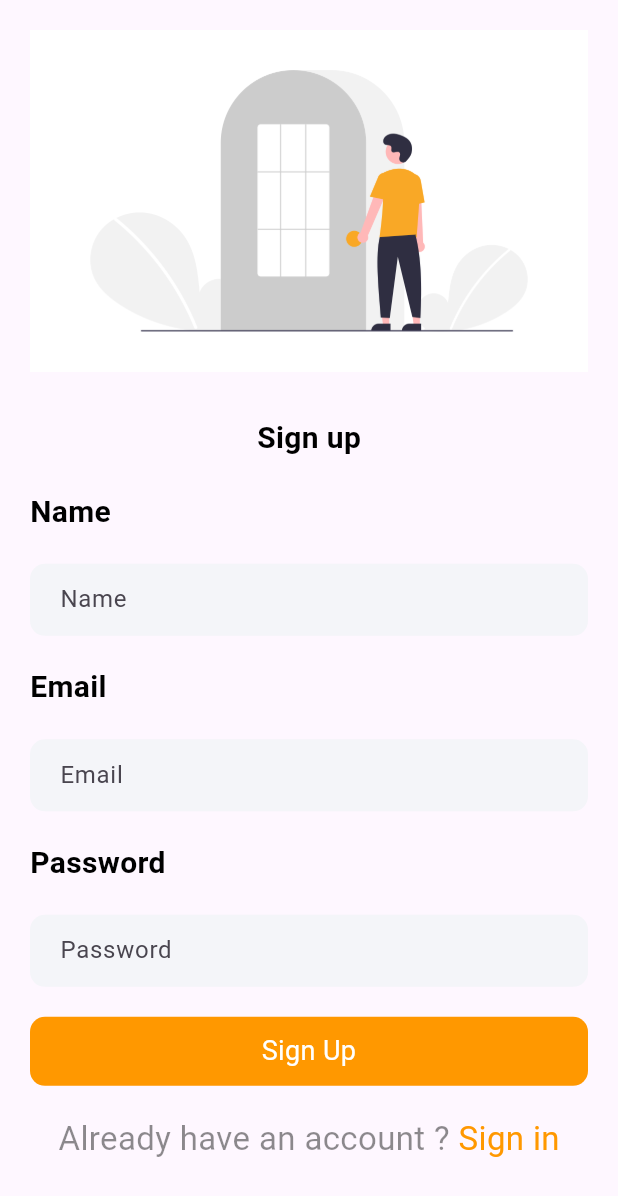
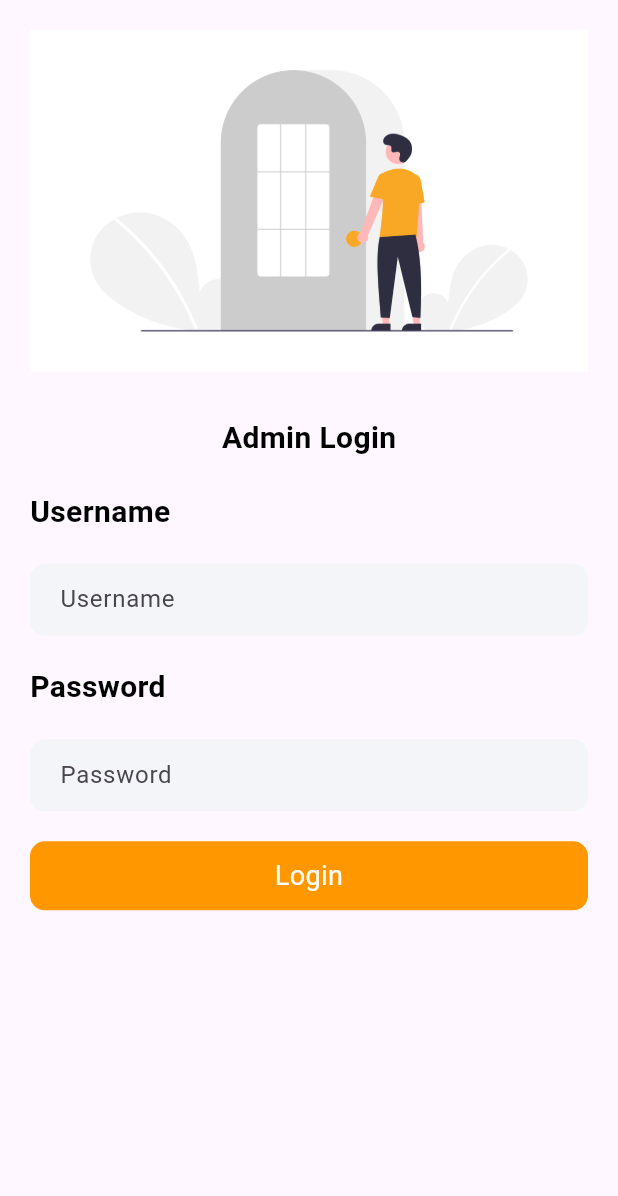
Before and after one commit to manthan-chauhan-17/Shopping-App, a Flutter app: the screen it shows after launch, on a phone screen of 412 x 824 dp. Shown: the top 1196 px of the screen. Run offline on Flutter 3.47's test engine with Material 3 defaults, Android fonts, the phone set to English and light mode, and no system bars; our stand-ins replace cloud_firestore, curved_navigation_bar, firebase_auth, firebase_core, random_string, shared_preferences; accounts and stored records are empty.

Commit message:
Used SharedPreference and Made Admin Login page

```diff
--- /dev/null
+++ b/lib/admin/admin_login.dart
@@ -0,0 +1,161 @@
+import 'package:cloud_firestore/cloud_firestore.dart';
+import 'package:flutter/material.dart';
+import 'package:shopping_app/admin/home_admin.dart';
+
+import '../widgets/app_widgets.dart';
+
+class AdminLogin extends StatefulWidget {
+  const AdminLogin({super.key});
+
+  @override
+  State<AdminLogin> createState() => _AdminLoginState();
+}
+
+class _AdminLoginState extends State<AdminLogin> {
+  TextEditingController userNameController = TextEditingController();
+  TextEditingController userPasswordController = TextEditingController();
+  @override
+  Widget build(BuildContext context) {
+    return Scaffold(
+      body: SingleChildScrollView(
+        child: Container(
+          margin: const EdgeInsets.only(top: 20.0, left: 20.0, right: 20.0),
+          child: Column(
+            crossAxisAlignment: CrossAxisAlignment.start,
+            children: [
+              // Signup / login Image
+              Image.asset("assets/images/login.png"),
+              const SizedBox(
+                height: 30.0,
+              ),
+              Center(
+                child: Text(
+                  "Admin Login",
+                  style: AppWidgets.semiBoldTextStyle(),
+                ),
+              ),
+              const SizedBox(
+                height: 20.0,
+              ),
+              // Name
+              Text(
+                "Username",
+                style: AppWidgets.semiBoldTextStyle(),
+              ),
+              const SizedBox(
+                height: 20.0,
+              ),
+              // Name Input Field
+              Container(
+                padding: const EdgeInsets.only(left: 20.0),
+                decoration: BoxDecoration(
+                  color: const Color(0xfff4f5f9),
+                  borderRadius: BorderRadius.circular(10.0),
+                ),
+                child: TextFormField(
+                  validator: (value) {
+                    if (value == null || value.isEmpty) {
+                      return "Please enter your name";
+                    }
+                    return null;
+                  },
+                  controller: userNameController,
+                  decoration: const InputDecoration(
+                    border: InputBorder.none,
+                    hintText: "Username",
+                  ),
+                ),
+              ),
+              const SizedBox(
+                height: 20.0,
+              ),
+              // Password
+              Text(
+                "Password",
+                style: AppWidgets.semiBoldTextStyle(),
+              ),
+              const SizedBox(
+                height: 20.0,
+              ),
+              // Password Input Field
+              Container(
+                padding: const EdgeInsets.only(left: 20.0),
+                decoration: BoxDecoration(
+                  color: const Color(0xfff4f5f9),
+                  borderRadius: BorderRadius.circular(10.0),
+                ),
+                child: TextFormField(
+                  validator: (value) {
+                    if (value == null || value.isEmpty) {
+                      return "Please enter your password";
+                    }
+                    return null;
+                  },
+                  obscureText: true,
+                  controller: userPasswordController,
+                  decoration: const InputDecoration(
+                    border: InputBorder.none,
+                    hintText: "Password",
+                  ),
+                ),
+              ),
+              const SizedBox(
+                height: 20.0,
+              ),
+              // Signup Button
+              GestureDetector(
+                onTap: () {
+                  loginAdmin();
+                },
+                child: Container(
+                  width: MediaQuery.of(context).size.width,
+                  padding: const EdgeInsets.all(10.0),
+                  decoration: BoxDecoration(
+                    color: Colors.orange,
+                    borderRadius: BorderRadius.circular(10.0),
+                  ),
+                  child: const Text(
+                    "Login",
+                    style: TextStyle(
+                      color: Colors.white,
+                      fontSize: 18.0,
+                    ),
+                    textAlign: TextAlign.center,
+                  ),
+                ),
+              ),
+            ],
+          ),
+        ),
+      ),
+    );
+  }
+
+  loginAdmin() {
+    FirebaseFirestore.instance.collection("Admin").get().then((snapshot) {
+      snapshot.docs.forEach((result) {
+        if (result.data()['username'] != userNameController.text.trim()) {
+          ScaffoldMessenger.of(context).showSnackBar(const SnackBar(
+            backgroundColor: Colors.redAccent,
+            content: Text(
+              "Your ID is not correct",
+              style: TextStyle(fontSize: 20.0),
+            ),
+          ));
+        } else if (result.data()['password'] !=
+            userPasswordController.text.trim()) {
+          ScaffoldMessenger.of(context).showSnackBar(const SnackBar(
+            backgroundColor: Colors.redAccent,
+            content: Text(
+              "Your password is not correct",
+              style: TextStyle(fontSize: 20.0),
+            ),
+          ));
+        } else {
+          Navigator.push(context,
+              MaterialPageRoute(builder: (context) => const HomeAdmin()));
+        }
+      });
+    });
+  }
+}
--- a/lib/main.dart
+++ b/lib/main.dart
@@ -1,6 +1,7 @@
 import 'dart:io';
 import 'package:firebase_core/firebase_core.dart';
 import 'package:flutter/material.dart';
+import 'package:shopping_app/admin/admin_login.dart';
 import 'package:shopping_app/screens/bottomnav.dart';
 import 'package:shopping_app/screens/home.dart';
 import 'package:shopping_app/screens/login.dart';
@@ -30,7 +31,7 @@ class MyApp extends StatelessWidget {
   Widget build(BuildContext context) {
     return const MaterialApp(
       debugShowCheckedModeBanner: false,
-      home: Signup(),
+      home: AdminLogin(),
     );
   }
 }
--- a/pubspec.yaml
+++ b/pubspec.yaml
@@ -35,6 +35,7 @@ dependencies:
   cloud_firestore: ^5.1.0
   firebase_auth: ^5.1.2
   random_string: ^2.3.1
+  shared_preferences: ^2.2.3
 
 
   # The following adds the Cupertino Icons font to your application.
```
Also changed, not shown: lib/admin/home_admin.dart (added, +15 -0 lines), lib/screens/signup.dart (+12 -5 lines), lib/services/shared_pref.dart (added, +66 -0 lines), pubspec.lock.
